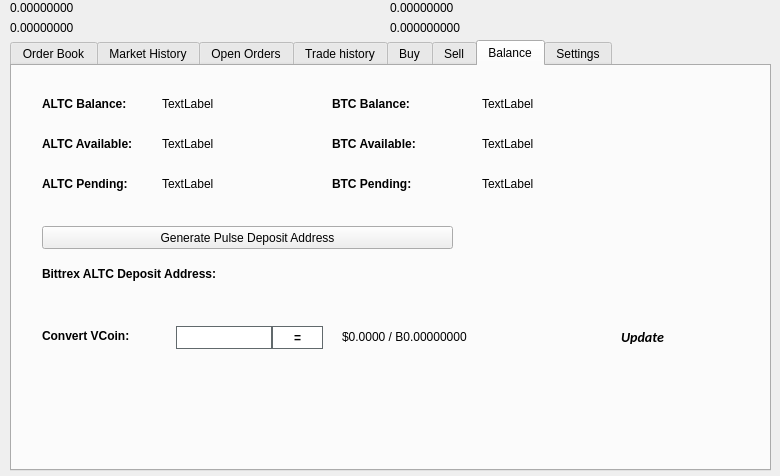
Qt form src/qt/forms/tradingdialog.ui (PyDev02/altcasino) before a commit.
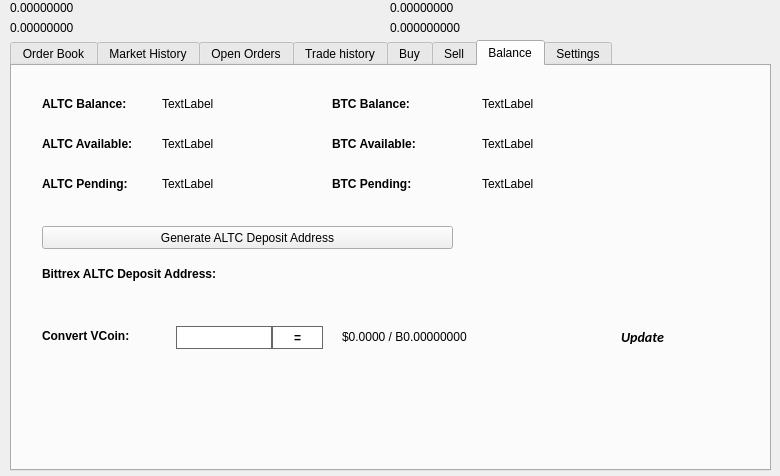
The same form after that commit. The open tabs and pages were chosen to show the change. Icons and pictures are not drawn.

Patch:
```diff
--- a/src/qt/forms/tradingdialog.ui
+++ b/src/qt/forms/tradingdialog.ui
@@ -2941,7 +2941,7 @@
       </rect>
      </property>
      <property name="text">
-      <string>Generate Pulse Deposit Address</string>
+      <string>Generate ALTC Deposit Address</string>
      </property>
      <property name="icon">
       <iconset resource="../ALTC.qrc">
```
Left out of the diff: 2 changed lines with no effect on the pictures.
